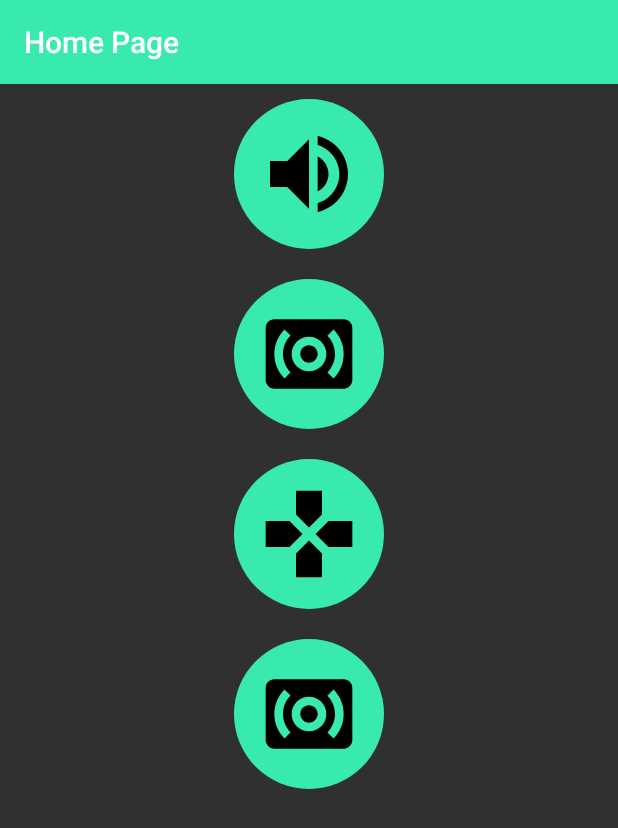
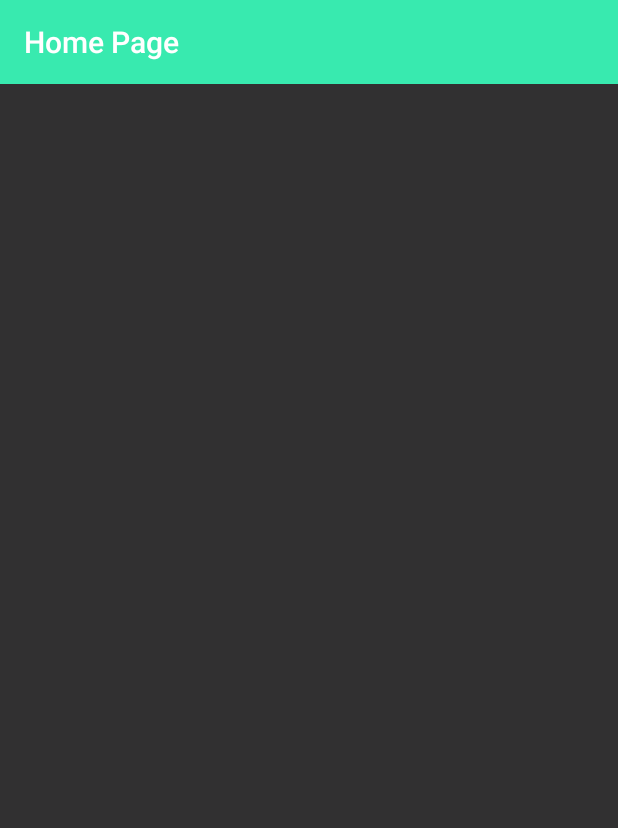
Before and after one commit to MarvEltun/SURCISM, an Android app: the HomePageActivity screen opened directly, with no data from a screen before it, on a phone screen of 412 x 824 dp. Shown: the top 828 px of the screen. Run offline under Robolectric (Android 15) with nearby library versions, the phone set to English and light mode, and no system bars.

Commit message:
Removed unused code

```diff
--- a/app/src/main/res/layout/activity_home_page.xml
+++ b/app/src/main/res/layout/activity_home_page.xml
@@ -15,66 +15,8 @@
         app:popupTheme="@style/ThemeOverlay.AppCompat.Light" />
 
     <FrameLayout
+        android:id="@+id/fragment_container"
         android:layout_width="match_parent"
         android:layout_height="match_parent"
         android:layout_below="@id/mainToolbar" />
-
-    <RelativeLayout
-        android:layout_width="wrap_content"
-        android:layout_height="wrap_content"
-        android:layout_below="@id/mainToolbar"
-        android:layout_centerInParent="true">
-
-        <ImageButton
-            android:id="@+id/ultra_sonic"
-            android:layout_width="@dimen/circ_dimen"
-            android:layout_height="@dimen/circ_dimen"
-            android:layout_centerHorizontal="true"
-            android:layout_margin="@dimen/circ_button_margin"
-            android:background="@drawable/circular_button"
-            android:onClick="navigate"
-            android:padding="15dp"
-            android:scaleType="fitCenter"
-            android:src="@drawable/volume_black" />
-
-        <ImageButton
-            android:id="@+id/infrared"
-            android:layout_width="@dimen/circ_dimen"
-            android:layout_height="@dimen/circ_dimen"
-            android:layout_below="@id/ultra_sonic"
-            android:layout_centerHorizontal="true"
-            android:layout_margin="@dimen/circ_button_margin"
-            android:background="@drawable/circular_button"
-            android:onClick="navigate"
-            android:padding="15dp"
-            android:scaleType="fitCenter"
-            android:src="@drawable/ultrasonic_black" />
-
-        <ImageButton
-            android:id="@+id/rc"
-            android:layout_width="@dimen/circ_dimen"
-            android:layout_height="@dimen/circ_dimen"
-            android:layout_below="@id/infrared"
-            android:layout_centerHorizontal="true"
-            android:layout_margin="@dimen/circ_button_margin"
-            android:background="@drawable/circular_button"
-            android:onClick="navigate"
-            android:padding="15dp"
-            android:scaleType="fitCenter"
-            android:src="@drawable/remote_black" />
-
-        <ImageButton
-            android:id="@+id/self_balance"
-            android:layout_width="@dimen/circ_dimen"
-            android:layout_height="@dimen/circ_dimen"
-            android:layout_below="@id/rc"
-            android:layout_centerHorizontal="true"
-            android:layout_margin="@dimen/circ_button_margin"
-            android:background="@drawable/circular_button"
-            android:onClick="navigate"
-            android:padding="15dp"
-            android:scaleType="fitCenter"
-            android:src="@drawable/ultrasonic_black" />
-
-    </RelativeLayout>
 </RelativeLayout>
```
